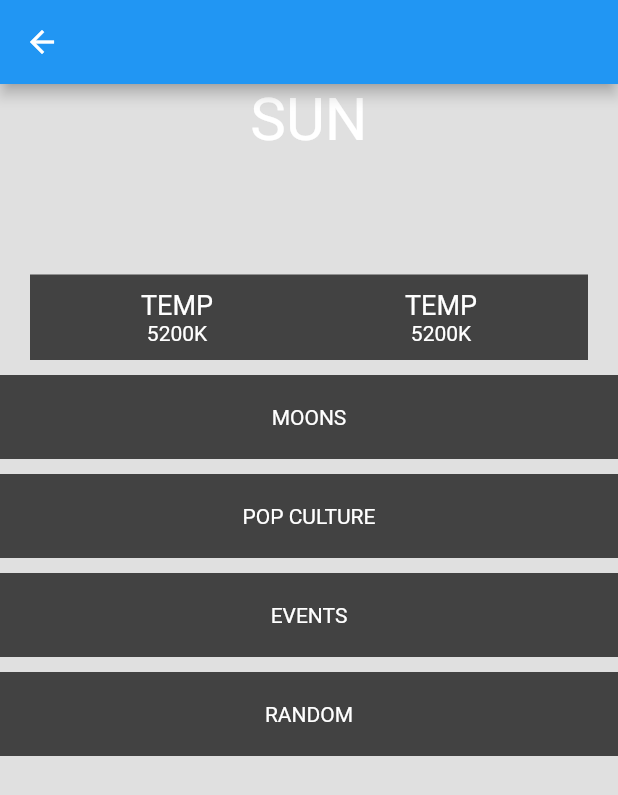
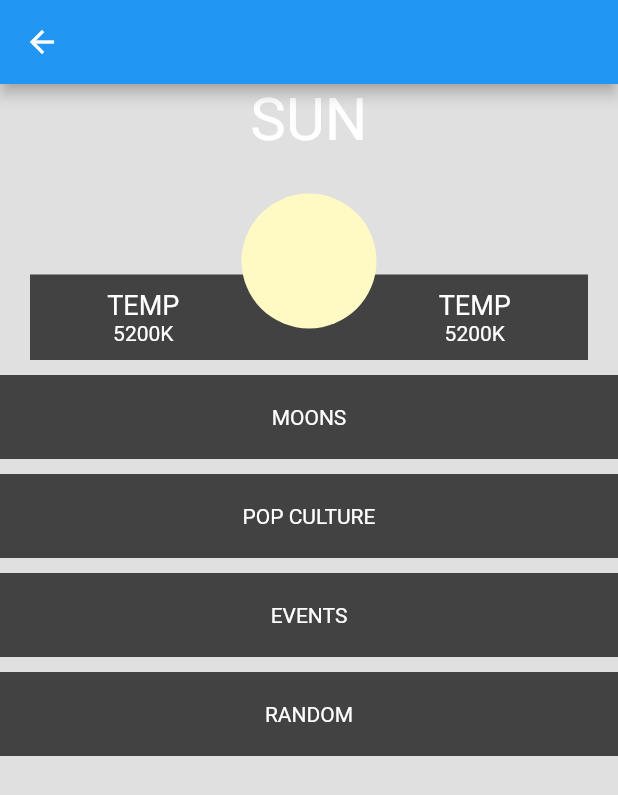
Before and after one commit to Ayu5h5hakya/Solarium, a Flutter app: the BodyDetail screen opened directly, on a phone screen of 412 x 824 dp. Shown: the top 795 px of the screen. Run offline on Flutter 3.47's test engine with Material 2 defaults, Android fonts, the phone set to English and light mode, and no system bars.

Commit message:
add    sun widget

```diff
--- a/final/solarium/lib/sun.dart
+++ b/final/solarium/lib/sun.dart
@@ -1,10 +1,17 @@
+import 'package:flutter/material.dart';
 import 'package:flutter/widgets.dart';
 
 class Sun extends StatelessWidget {
-  const Sun({Key? key}) : super(key: key);
+  final double? size;
+  const Sun({Key? key, this.size}) : super(key: key);
 
   @override
   Widget build(BuildContext context) {
-    return Container();
+    return Container(
+      width: size ?? 90,
+      height: size ?? 90,
+      decoration:
+          BoxDecoration(shape: BoxShape.circle, color: Colors.yellow[100]),
+    );
   }
 }
```
